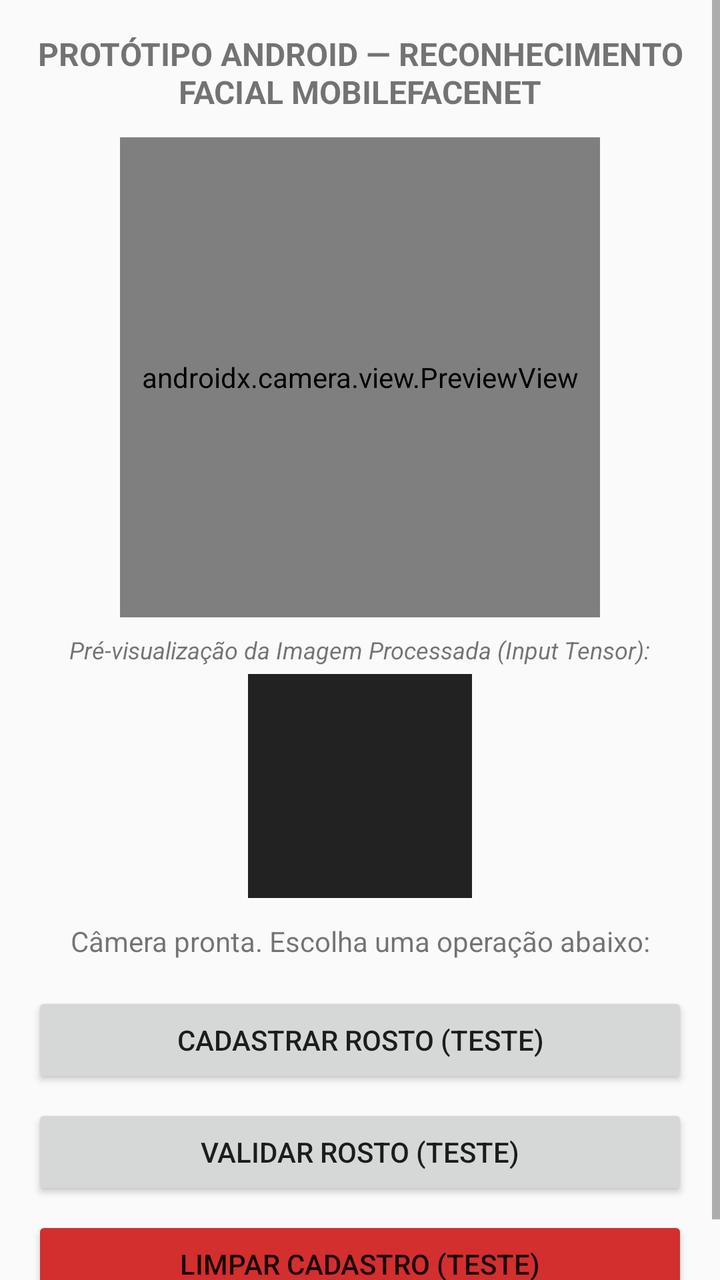
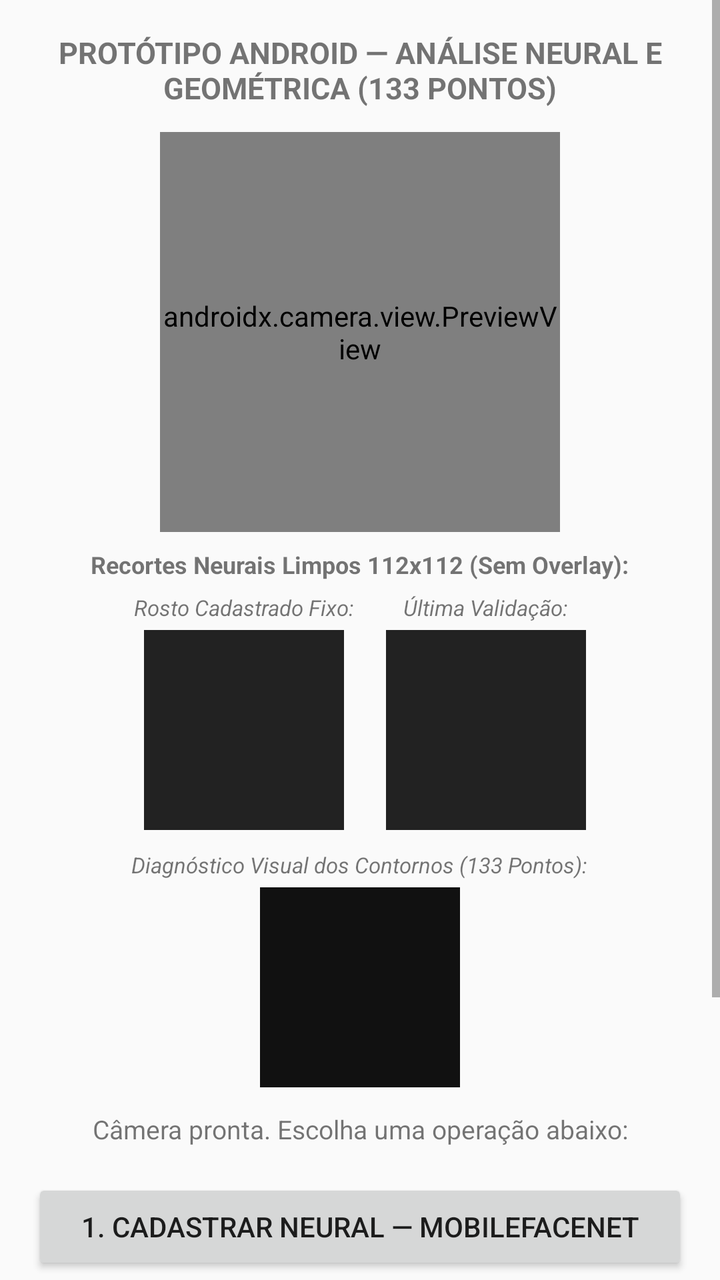

The first picture is an Android layout as it rendered before a commit; the second is the same layout after the commit. The layout source and the unified diff follow.
<!-- AndroidManifest.xml: application theme Theme.AppCompat.Light.DarkActionBar -->
<!-- res/layout/activity_test_face.xml -->
<?xml version="1.0" encoding="utf-8"?>
<ScrollView xmlns:android="http://schemas.android.com/apk/res/android"
    android:layout_width="match_parent"
    android:layout_height="match_parent"
    android:fillViewport="true">

    <LinearLayout
        android:layout_width="match_parent"
        android:layout_height="wrap_content"
        android:orientation="vertical"
        android:padding="16dp"
        android:gravity="center_horizontal">

        <TextView
            android:id="@+id/tvTitleTest"
            android:layout_width="wrap_content"
            android:layout_height="wrap_content"
            android:text="PROTÓTIPO ANDROID — RECONHECIMENTO FACIAL MOBILEFACENET"
            android:textStyle="bold"
            android:textSize="16sp"
            android:gravity="center"
            android:layout_marginBottom="12dp" />

        <androidx.camera.view.PreviewView
            android:id="@+id/previewViewTest"
            android:layout_width="240dp"
            android:layout_height="240dp"
            android:layout_marginBottom="8dp" />

        <TextView
            android:layout_width="wrap_content"
            android:layout_height="wrap_content"
            android:text="Pré-visualização da Imagem Processada (Input Tensor):"
            android:textSize="12sp"
            android:textStyle="italic"
            android:layout_marginBottom="4dp" />

        <ImageView
            android:id="@+id/ivProcessedFacePreview"
            android:layout_width="112dp"
            android:layout_height="112dp"
            android:background="#222222"
            android:scaleType="fitCenter"
            android:layout_marginBottom="12dp" />

        <TextView
            android:id="@+id/tvStatusTest"
            android:layout_width="match_parent"
            android:layout_height="wrap_content"
            android:text="Câmera pronta. Escolha uma operação abaixo:"
            android:textSize="14sp"
            android:gravity="center"
            android:layout_marginBottom="16dp" />

        <Button
            android:id="@+id/btnCadastrarRostoTest"
            android:layout_width="match_parent"
            android:layout_height="wrap_content"
            android:text="CADASTRAR ROSTO (TESTE)"
            android:layout_marginBottom="8dp" />

        <Button
            android:id="@+id/btnValidarRostoTest"
            android:layout_width="match_parent"
            android:layout_height="wrap_content"
            android:text="VALIDAR ROSTO (TESTE)"
            android:layout_marginBottom="8dp" />

        <Button
            android:id="@+id/btnLimparCadastroTest"
            android:layout_width="match_parent"
            android:layout_height="wrap_content"
            android:text="LIMPAR CADASTRO (TESTE)"
            android:backgroundTint="#D32F2F" />

    </LinearLayout>
</ScrollView>
<!-- resources referenced by this layout -->
<resources>

</resources>

<!-- the commit's change to res/layout/activity_test_face.xml (unified diff, before → after) -->
@@ -15,31 +15,95 @@
             android:id="@+id/tvTitleTest"
             android:layout_width="wrap_content"
             android:layout_height="wrap_content"
-            android:text="PROTÓTIPO ANDROID — RECONHECIMENTO FACIAL MOBILEFACENET"
+            android:text="PROTÓTIPO ANDROID — ANÁLISE NEURAL E GEOMÉTRICA (133 PONTOS)"
             android:textStyle="bold"
-            android:textSize="16sp"
+            android:textSize="15sp"
             android:gravity="center"
             android:layout_marginBottom="12dp" />
 
         <androidx.camera.view.PreviewView
             android:id="@+id/previewViewTest"
-            android:layout_width="240dp"
-            android:layout_height="240dp"
+            android:layout_width="200dp"
+            android:layout_height="200dp"
             android:layout_marginBottom="8dp" />
 
         <TextView
             android:layout_width="wrap_content"
             android:layout_height="wrap_content"
-            android:text="Pré-visualização da Imagem Processada (Input Tensor):"
+            android:text="Recortes Neurais Limpos 112x112 (Sem Overlay):"
             android:textSize="12sp"
+            android:textStyle="bold"
+            android:layout_marginBottom="6dp" />
+
+        <LinearLayout
+            android:layout_width="wrap_content"
+            android:layout_height="wrap_content"
+            android:orientation="horizontal"
+            android:gravity="center"
+            android:layout_marginBottom="10dp">
+
+            <LinearLayout
+                android:layout_width="wrap_content"
+                android:layout_height="wrap_content"
+                android:orientation="vertical"
+                android:gravity="center_horizontal">
+
+                <TextView
+                    android:layout_width="wrap_content"
+                    android:layout_height="wrap_content"
+                    android:text="Rosto Cadastrado Fixo:"
+                    android:textSize="11sp"
+                    android:textStyle="italic"
+                    android:layout_marginBottom="4dp" />
+
+                <ImageView
+                    android:id="@+id/ivRegisteredFacePreview"
+                    android:layout_width="100dp"
+                    android:layout_height="100dp"
+                    android:background="#222222"
+                    android:scaleType="fitCenter" />
+            </LinearLayout>
+
+            <View
+                android:layout_width="16dp"
+                android:layout_height="1dp" />
+
+            <LinearLayout
+                android:layout_width="wrap_content"
+                android:layout_height="wrap_content"
+                android:orientation="vertical"
+                android:gravity="center_horizontal">
+
+                <TextView
+                    android:layout_width="wrap_content"
+                    android:layout_height="wrap_content"
+                    android:text="Última Validação:"
+                    android:textSize="11sp"
+                    android:textStyle="italic"
+                    android:layout_marginBottom="4dp" />
+
+                <ImageView
+                    android:id="@+id/ivLastValidatedFacePreview"
+                    android:layout_width="100dp"
+                    android:layout_height="100dp"
+                    android:background="#222222"
+                    android:scaleType="fitCenter" />
+            </LinearLayout>
+        </LinearLayout>
+
+        <TextView
+            android:layout_width="wrap_content"
+            android:layout_height="wrap_content"
+            android:text="Diagnóstico Visual dos Contornos (133 Pontos):"
+            android:textSize="11sp"
             android:textStyle="italic"
             android:layout_marginBottom="4dp" />
 
         <ImageView
-            android:id="@+id/ivProcessedFacePreview"
-            android:layout_width="112dp"
-            android:layout_height="112dp"
-            android:background="#222222"
+            android:id="@+id/ivContourOverlayPreview"
+            android:layout_width="100dp"
+            android:layout_height="100dp"
+            android:background="#111111"
             android:scaleType="fitCenter"
             android:layout_marginBottom="12dp" />
 
@@ -48,7 +112,7 @@
             android:layout_width="match_parent"
             android:layout_height="wrap_content"
             android:text="Câmera pronta. Escolha uma operação abaixo:"
-            android:textSize="14sp"
+            android:textSize="13sp"
             android:gravity="center"
             android:layout_marginBottom="16dp" />
 
@@ -56,21 +120,28 @@
             android:id="@+id/btnCadastrarRostoTest"
             android:layout_width="match_parent"
             android:layout_height="wrap_content"
-            android:text="CADASTRAR ROSTO (TESTE)"
+            android:text="1. CADASTRAR NEURAL — MOBILEFACENET"
+            android:layout_marginBottom="8dp" />
+
+        <Button
+            android:id="@+id/btnCadastrarGeometriaTest"
+            android:layout_width="match_parent"
+            android:layout_height="wrap_content"
+            android:text="2. CADASTRAR GEOMETRIA — 133 PONTOS"
             android:layout_marginBottom="8dp" />
 
         <Button
             android:id="@+id/btnValidarRostoTest"
             android:layout_width="match_parent"
             android:layout_height="wrap_content"
-            android:text="VALIDAR ROSTO (TESTE)"
+            android:text="3. VALIDAR NEURAL &amp; GEOMETRIA (TESTE)"
             android:layout_marginBottom="8dp" />
 
         <Button
             android:id="@+id/btnLimparCadastroTest"
             android:layout_width="match_parent"
             android:layout_height="wrap_content"
-            android:text="LIMPAR CADASTRO (TESTE)"
+            android:text="LIMPAR CADASTROS DE TESTE"
             android:backgroundTint="#D32F2F" />
 
     </LinearLayout>
